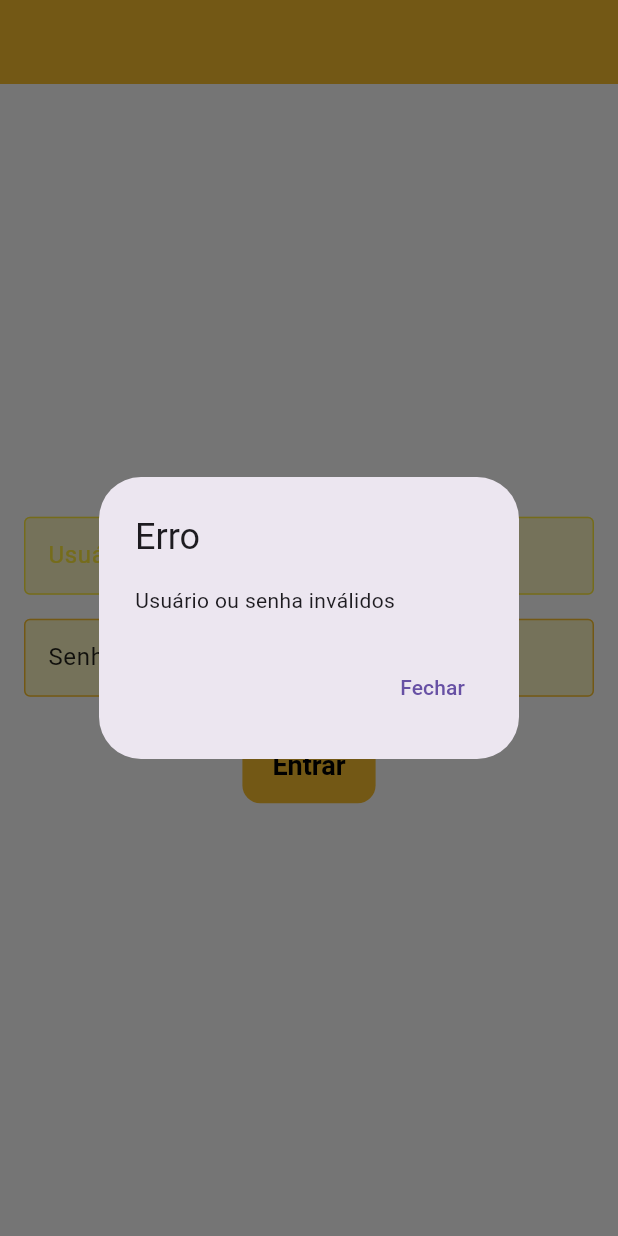
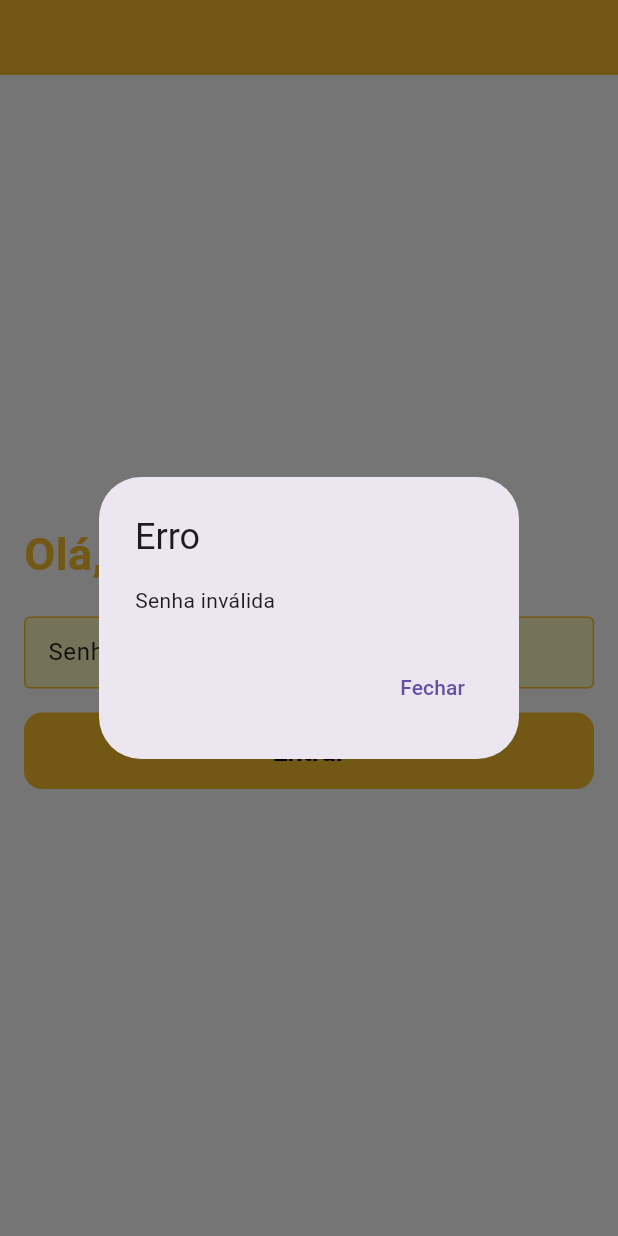
Before and after one commit to Rick-5/PROJETOS-GERAIS, a Flutter app: the screen it shows after launch, after a tap on "Entrar", on a phone screen of 412 x 824 dp. Run offline on Flutter 3.47's test engine with Material 3 defaults, Android fonts, the phone set to English and light mode, and no system bars; our stand-ins replace barcode_widget, google_fonts.

Commit message:
ajuste na tela inicial

```diff
--- a/protótipo de banco em flutter/lib/screens/loginpage.dart
+++ b/protótipo de banco em flutter/lib/screens/loginpage.dart
@@ -7,20 +7,18 @@ class LoginPage extends StatefulWidget {
 }
 
 class _LoginPageState extends State<LoginPage> {
-  final TextEditingController _usuarioController = TextEditingController();
   final TextEditingController _senhaController = TextEditingController();
 
   void _login() {
-    String usuario = _usuarioController.text;
     String senha = _senhaController.text;
 
-    if (usuario == 'usuario' && senha == '12345') {
+    if (senha == '12345') { // Senha para passar o login
       Navigator.push(
         context,
         MaterialPageRoute(builder: (context) => WelcomePage()),
       );
     } else {
-      _mostrarErro('Usuário ou senha inválidos');
+      _mostrarErro('Senha inválida');
     }
   }
 
@@ -47,36 +45,36 @@ class _LoginPageState extends State<LoginPage> {
   @override
   Widget build(BuildContext context) {
     return Scaffold(
-      appBar: AppBar(
-        title: Text(
-          'Banco Virtual',
-          style: TextStyle(color: Colors.yellow[700]),
+      appBar: PreferredSize(
+        preferredSize: Size.fromHeight(50), // Ajusta a altura do AppBar
+        child: AppBar(
+          title: Text(
+            'Banco Virtual',
+            style: TextStyle(color: Colors.yellow[700]),
+          ),
+          centerTitle: true,
         ),
-        centerTitle: true,
       ),
       body: Padding(
         padding: const EdgeInsets.all(16.0),
         child: Column(
           mainAxisAlignment: MainAxisAlignment.center,
           children: [
-            TextField(
-            controller: _usuarioController,
-            decoration: InputDecoration(
-              labelText: 'Usuário',
-              labelStyle: TextStyle(color: Colors.yellow),
-              enabledBorder: OutlineInputBorder(
-                borderSide: BorderSide(color: Colors.yellow, width: 1),
+            // Saudação à esquerda
+            Align(
+              alignment: Alignment.centerLeft,
+              child: Text(
+                'Olá, usuário!',
+                style: TextStyle(
+                  fontSize: 30,
+                  fontWeight: FontWeight.bold,
+                  color: Colors.yellow[700],
+                ),
               ),
-              focusedBorder: OutlineInputBorder(
-                borderSide: BorderSide(color: Colors.yellow, width: 1),
-              ),
-              contentPadding: EdgeInsets.symmetric(vertical: 14, horizontal: 12),
             ),
-            onEditingComplete: () {
-              FocusScope.of(context).nextFocus(); // Para alternar para o próximo campo ao pressionar Enter
-            },
-          ),
-            SizedBox(height: 16),
+            SizedBox(height: 20), // Espaço reduzido entre a saudação e o campo de senha
+
+            // Campo de senha
             TextField(
               controller: _senhaController,
               obscureText: true,
@@ -88,16 +86,24 @@ class _LoginPageState extends State<LoginPage> {
                 enabledBorder: OutlineInputBorder(
                   borderSide: BorderSide(color: Colors.yellow[700]!, width: 1),
                 ),
-                contentPadding: EdgeInsets.symmetric(vertical: 14, horizontal: 12),
+                contentPadding: EdgeInsets.symmetric(vertical: 12, horizontal: 12), // Menor altura
               ),
               onSubmitted: (_) => _login(),
             ),
-            SizedBox(height: 20),
+            SizedBox(height: 16), // Espaçamento entre o campo de senha e o botão
+
+            // Botão de login
             ElevatedButton(
               onPressed: _login,
-              child: Text('Entrar'),
+              child: Text(
+                'Entrar',
+                style: TextStyle(fontSize: 18), // Aumenta o tamanho da fonte
+              ),
               style: ElevatedButton.styleFrom(
-                shape: RoundedRectangleBorder(borderRadius: BorderRadius.circular(12)),
+                minimumSize: Size(double.infinity, 30), // Mais compacto (altura 50)
+                shape: RoundedRectangleBorder(
+                  borderRadius: BorderRadius.circular(12),
+                ),
                 elevation: 0, // Remove o contorno
               ),
             ),
```
Also changed, not shown: protótipo de banco em flutter/pubspec.lock.
